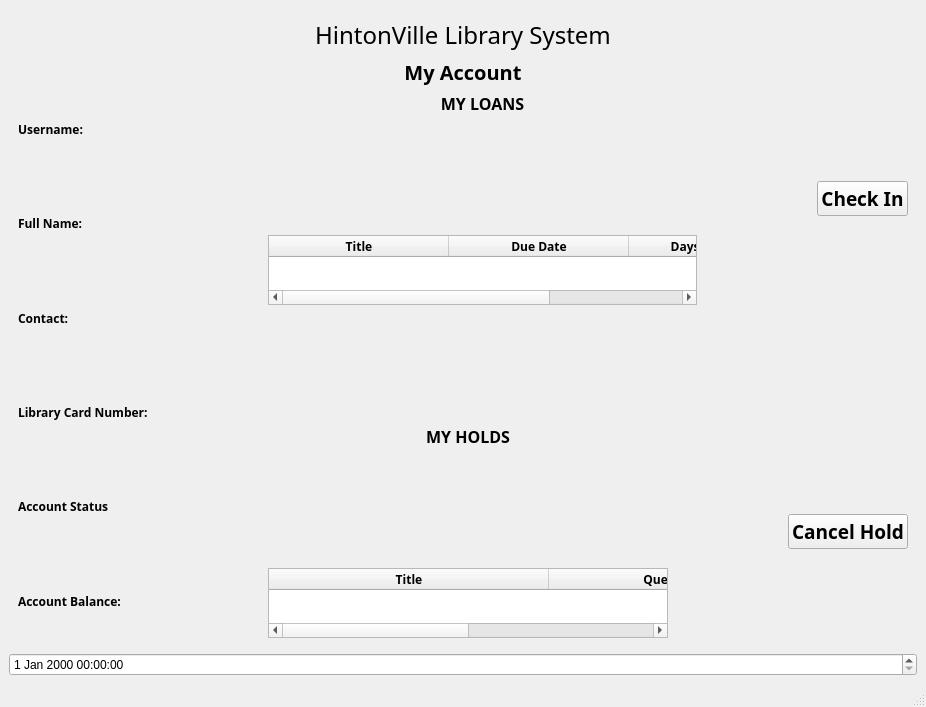
Before: the Qt Designer form mainwindow.ui in xanyu12/3004HinLIBS, drawn with Qt 5.
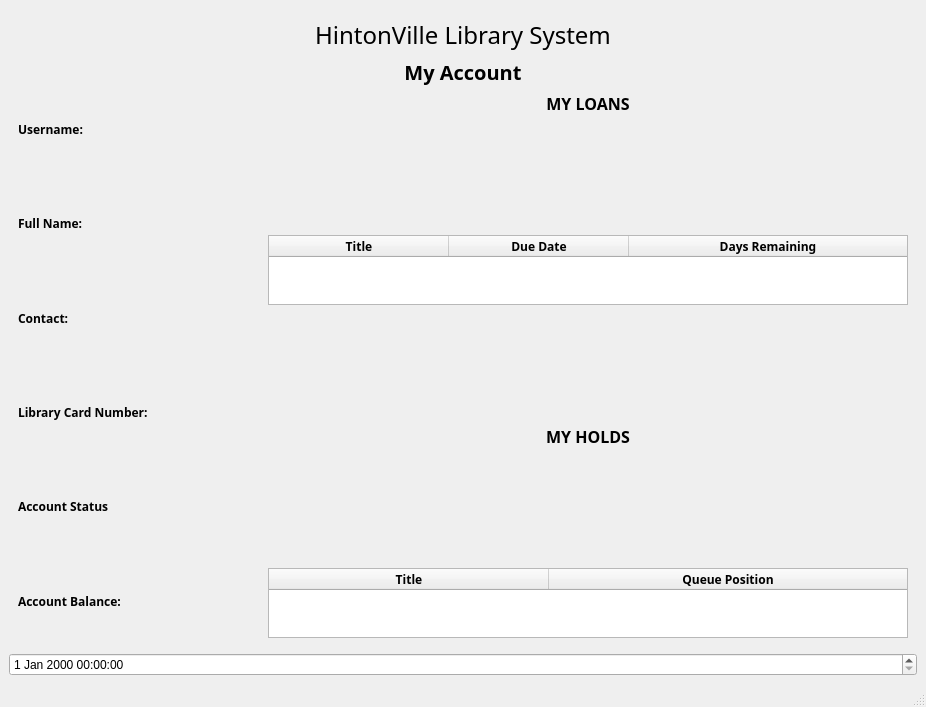
After: the same form once the commit is applied. The open tabs and pages were chosen to show the change.

Diff of the .ui file:
```diff
--- a/mainwindow.ui
+++ b/mainwindow.ui
@@ -1047,22 +1047,6 @@
                 </item>
                </layout>
               </item>
-              <item>
-               <widget class="QPushButton" name="adminButton_2">
-                <property name="font">
-                 <font>
-                  <family>Quicksand Medium</family>
-                  <pointsize>14</pointsize>
-                  <weight>75</weight>
-                  <italic>false</italic>
-                  <bold>true</bold>
-                 </font>
-                </property>
-                <property name="text">
-                 <string>Check In</string>
-                </property>
-               </widget>
-              </item>
              </layout>
             </item>
             <item>
@@ -1144,22 +1128,6 @@
                 </item>
                </layout>
               </item>
-              <item>
-               <widget class="QPushButton" name="adminButton_3">
-                <property name="font">
-                 <font>
-                  <family>Quicksand Medium</family>
-                  <pointsize>14</pointsize>
-                  <weight>75</weight>
-                  <italic>false</italic>
-                  <bold>true</bold>
-                 </font>
-                </property>
-                <property name="text">
-                 <string>Cancel Hold</string>
-                </property>
-               </widget>
-              </item>
              </layout>
             </item>
            </layout>
```
Left out of the diff: 6 changed lines with no effect on the pictures.
